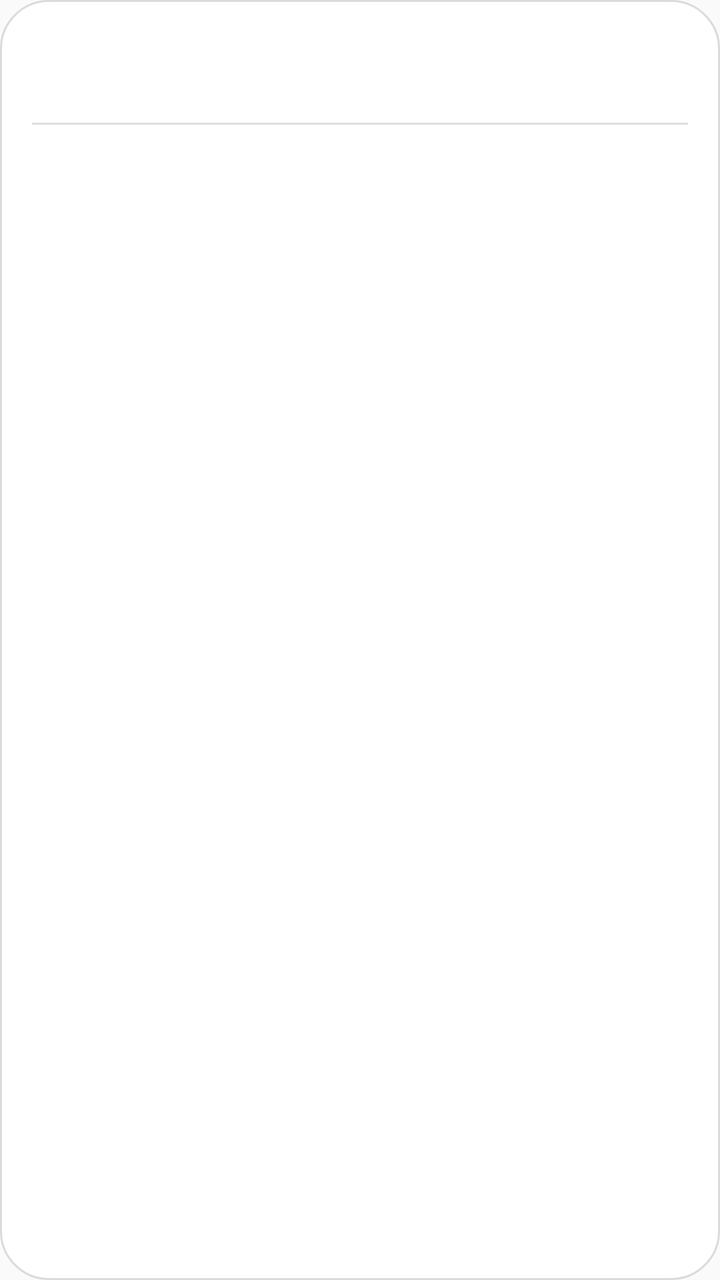
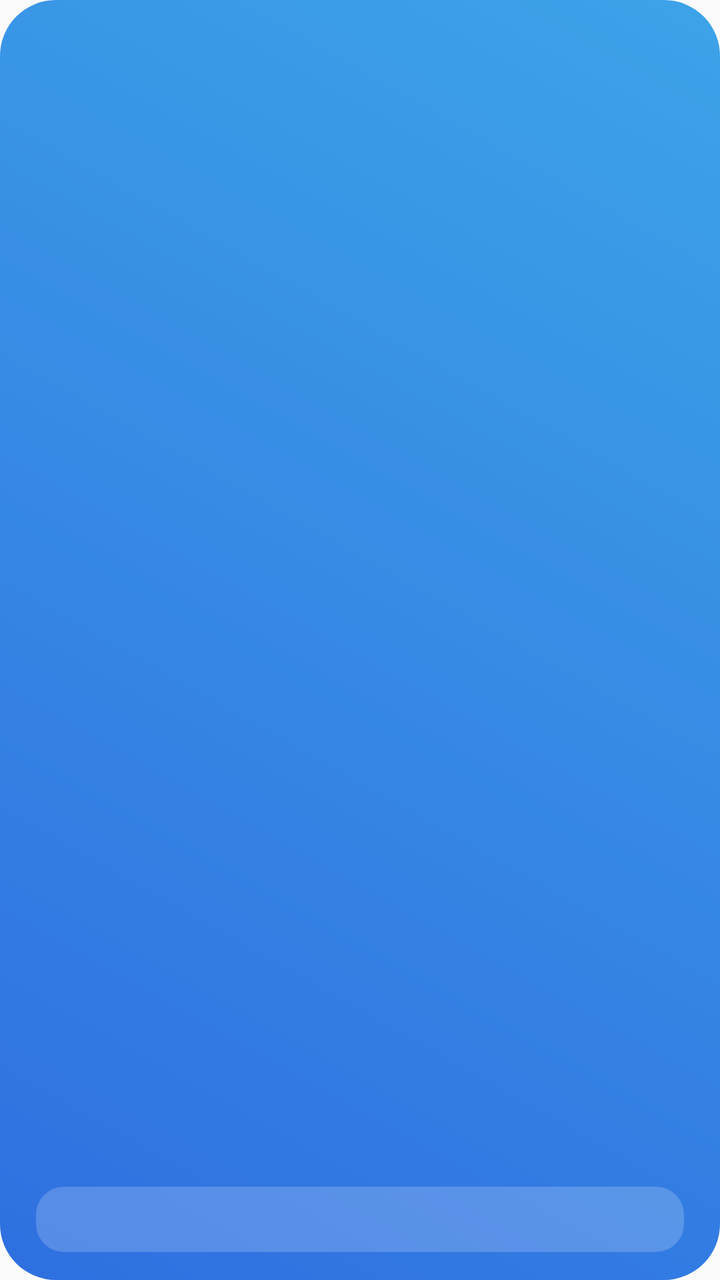

Two renders of the same Android screen: before a commit and after it. Below are the layout's source before the change and the commit's diff.
<!-- AndroidManifest.xml: application theme AppTheme -->
<!-- res/layout/widget_4x2.xml -->
<?xml version="1.0" encoding="utf-8"?>
<LinearLayout xmlns:android="http://schemas.android.com/apk/res/android"
    android:id="@+id/root"
    android:layout_width="match_parent"
    android:layout_height="match_parent"
    android:background="@drawable/widget_bg"
    android:orientation="vertical"
    android:paddingStart="16dp"
    android:paddingEnd="16dp"
    android:paddingTop="12dp"
    android:paddingBottom="12dp">

    <LinearLayout
        android:layout_width="match_parent"
        android:layout_height="wrap_content"
        android:orientation="horizontal">

        <TextView
            android:id="@+id/line_date"
            android:layout_width="0dp"
            android:layout_height="wrap_content"
            android:layout_weight="1"
            android:maxLines="1"
            android:ellipsize="end"
            android:textColor="@color/widget_text"
            android:textSize="16sp"
            android:textStyle="bold" />

        <TextView
            android:id="@+id/line_temp"
            android:layout_width="wrap_content"
            android:layout_height="wrap_content"
            android:maxLines="1"
            android:textColor="@color/widget_text"
            android:textSize="16sp"
            android:textStyle="bold" />
    </LinearLayout>

    <LinearLayout
        android:layout_width="match_parent"
        android:layout_height="wrap_content"
        android:layout_marginTop="2dp"
        android:orientation="horizontal">

        <TextView
            android:id="@+id/line_lunar"
            android:layout_width="0dp"
            android:layout_height="wrap_content"
            android:layout_weight="1"
            android:maxLines="1"
            android:ellipsize="end"
            android:textColor="@color/widget_text2"
            android:textSize="13sp" />

        <TextView
            android:id="@+id/line_city"
            android:layout_width="wrap_content"
            android:layout_height="wrap_content"
            android:layout_marginStart="8dp"
            android:maxLines="1"
            android:textColor="@color/widget_text2"
            android:textSize="12sp" />
    </LinearLayout>

    <ImageView
        android:layout_width="match_parent"
        android:layout_height="1dp"
        android:layout_marginTop="8dp"
        android:layout_marginBottom="8dp"
        android:background="@color/widget_stroke"
        android:contentDescription="@null" />

    <TextView
        android:id="@+id/line_tip"
        android:layout_width="match_parent"
        android:layout_height="wrap_content"
        android:maxLines="2"
        android:ellipsize="end"
        android:textColor="@color/widget_text"
        android:textSize="14sp" />
</LinearLayout>
<!-- resources referenced by this layout -->
<resources>
  <color name="widget_stroke">#22000000</color>
  <color name="widget_text">#1C1C1E</color>
  <color name="widget_text2">#5A5A60</color>
  <!-- drawable widget_bg (drawable) -->
  <?xml version="1.0" encoding="utf-8"?>
  <shape xmlns:android="http://schemas.android.com/apk/res/android"
      android:shape="rectangle">
      <solid android:color="@color/widget_bg" />
      <corners android:radius="24dp" />
      <stroke
          android:width="1dp"
          android:color="@color/widget_stroke" />
  </shape>
  <style name="AppTheme" parent="@android:style/Theme.Material.Light.NoActionBar" />
  <color name="widget_bg">#F5FFFFFF</color>
</resources>

<!-- the commit's change to res/layout/widget_4x2.xml (unified diff, before → after) -->
@@ -3,79 +3,119 @@
     android:id="@+id/root"
     android:layout_width="match_parent"
     android:layout_height="match_parent"
-    android:background="@drawable/widget_bg"
+    android:background="@drawable/widget_bg_day"
     android:orientation="vertical"
-    android:paddingStart="16dp"
-    android:paddingEnd="16dp"
-    android:paddingTop="12dp"
-    android:paddingBottom="12dp">
+    android:paddingStart="18dp"
+    android:paddingEnd="18dp"
+    android:paddingTop="14dp"
+    android:paddingBottom="14dp">
 
     <LinearLayout
         android:layout_width="match_parent"
-        android:layout_height="wrap_content"
-        android:orientation="horizontal">
+        android:layout_height="0dp"
+        android:layout_weight="1"
+        android:orientation="horizontal"
+        android:gravity="center_vertical">
 
-        <TextView
-            android:id="@+id/line_date"
+        <LinearLayout
             android:layout_width="0dp"
             android:layout_height="wrap_content"
             android:layout_weight="1"
-            android:maxLines="1"
-            android:ellipsize="end"
-            android:textColor="@color/widget_text"
-            android:textSize="16sp"
-            android:textStyle="bold" />
+            android:orientation="vertical">
 
-        <TextView
-            android:id="@+id/line_temp"
-            android:layout_width="wrap_content"
-            android:layout_height="wrap_content"
-            android:maxLines="1"
-            android:textColor="@color/widget_text"
-            android:textSize="16sp"
-            android:textStyle="bold" />
-    </LinearLayout>
+            <TextView
+                android:id="@+id/line_date"
+                android:layout_width="wrap_content"
+                android:layout_height="wrap_content"
+                android:maxLines="1"
+                android:ellipsize="end"
+                android:textAllCaps="true"
+                android:letterSpacing="0.06"
+                android:fontFamily="sans-serif-medium"
+                android:textColor="#D9FFFFFF"
+                android:textSize="12sp"
+                android:shadowColor="#40000000"
+                android:shadowDy="1"
+                android:shadowRadius="2" />
 
-    <LinearLayout
-        android:layout_width="match_parent"
-        android:layout_height="wrap_content"
-        android:layout_marginTop="2dp"
-        android:orientation="horizontal">
+            <TextView
+                android:id="@+id/line_lunar"
+                android:layout_width="wrap_content"
+                android:layout_height="wrap_content"
+                android:layout_marginTop="2dp"
+                android:maxLines="1"
+                android:ellipsize="end"
+                android:fontFamily="sans-serif"
+                android:textStyle="bold"
+                android:textColor="#FFFFFFFF"
+                android:textSize="24sp"
+                android:includeFontPadding="false"
+                android:shadowColor="#40000000"
+                android:shadowDy="1"
+                android:shadowRadius="3" />
 
-        <TextView
-            android:id="@+id/line_lunar"
-            android:layout_width="0dp"
-            android:layout_height="wrap_content"
-            android:layout_weight="1"
-            android:maxLines="1"
-            android:ellipsize="end"
-            android:textColor="@color/widget_text2"
-            android:textSize="13sp" />
+            <TextView
+                android:id="@+id/line_sub"
+                android:layout_width="wrap_content"
+                android:layout_height="wrap_content"
+                android:layout_marginTop="2dp"
+                android:maxLines="1"
+                android:ellipsize="end"
+                android:textColor="#C7FFFFFF"
+                android:textSize="12.5sp"
+                android:shadowColor="#40000000"
+                android:shadowDy="1"
+                android:shadowRadius="2" />
+        </LinearLayout>
 
-        <TextView
-            android:id="@+id/line_city"
+        <LinearLayout
             android:layout_width="wrap_content"
             android:layout_height="wrap_content"
             android:layout_marginStart="8dp"
-            android:maxLines="1"
-            android:textColor="@color/widget_text2"
-            android:textSize="12sp" />
+            android:orientation="vertical"
+            android:gravity="end">
+
+            <TextView
+                android:id="@+id/line_temp"
+                android:layout_width="wrap_content"
+                android:layout_height="wrap_content"
+                android:maxLines="1"
+                android:fontFamily="sans-serif"
+                android:textStyle="bold"
+                android:textColor="#FFFFFFFF"
+                android:textSize="38sp"
+                android:includeFontPadding="false"
+                android:shadowColor="#40000000"
+                android:shadowDy="1"
+                android:shadowRadius="3" />
+
+            <TextView
+                android:id="@+id/line_wx"
+                android:layout_width="wrap_content"
+                android:layout_height="wrap_content"
+                android:maxLines="1"
+                android:ellipsize="end"
+                android:textColor="#C7FFFFFF"
+                android:textSize="12.5sp"
+                android:shadowColor="#40000000"
+                android:shadowDy="1"
+                android:shadowRadius="2" />
+        </LinearLayout>
     </LinearLayout>
-
-    <ImageView
-        android:layout_width="match_parent"
-        android:layout_height="1dp"
-        android:layout_marginTop="8dp"
-        android:layout_marginBottom="8dp"
-        android:background="@color/widget_stroke"
-        android:contentDescription="@null" />
 
     <TextView
         android:id="@+id/line_tip"
         android:layout_width="match_parent"
         android:layout_height="wrap_content"
-        android:maxLines="2"
+        android:layout_marginTop="10dp"
+        android:background="@drawable/widget_pill"
+        android:paddingStart="12dp"
+        android:paddingEnd="12dp"
+        android:paddingTop="7dp"
+        android:paddingBottom="7dp"
+        android:maxLines="1"
         android:ellipsize="end"
-        android:textColor="@color/widget_text"
-        android:textSize="14sp" />
+        android:fontFamily="sans-serif-medium"
+        android:textColor="#FFFFFFFF"
+        android:textSize="13.5sp" />
 </LinearLayout>
<!-- resource entries referenced after the edit -->
@@ -1,19 +1,17 @@
 <!-- resources referenced by this layout -->
 <resources>
-  <color name="widget_stroke">#22000000</color>
-  <color name="widget_text">#1C1C1E</color>
-  <color name="widget_text2">#5A5A60</color>
-  <!-- drawable widget_bg (drawable) -->
+  <!-- drawable widget_bg_day (drawable) -->
   <?xml version="1.0" encoding="utf-8"?>
-  <shape xmlns:android="http://schemas.android.com/apk/res/android"
-      android:shape="rectangle">
-      <solid android:color="@color/widget_bg" />
-      <corners android:radius="24dp" />
-      <stroke
-          android:width="1dp"
-          android:color="@color/widget_stroke" />
+  <shape xmlns:android="http://schemas.android.com/apk/res/android" android:shape="rectangle">
+      <gradient android:angle="45" android:startColor="#FF2F6FE0" android:endColor="#FF3DA3E8" android:type="linear" />
+      <corners android:radius="28dp" />
+  </shape>
+  <!-- drawable widget_pill (drawable) -->
+  <?xml version="1.0" encoding="utf-8"?>
+  <shape xmlns:android="http://schemas.android.com/apk/res/android" android:shape="rectangle">
+      <solid android:color="#30FFFFFF" />
+      <corners android:radius="14dp" />
   </shape>
   <style name="AppTheme" parent="@android:style/Theme.Material.Light.NoActionBar" />
-  <color name="widget_bg">#F5FFFFFF</color>
 </resources>
 
